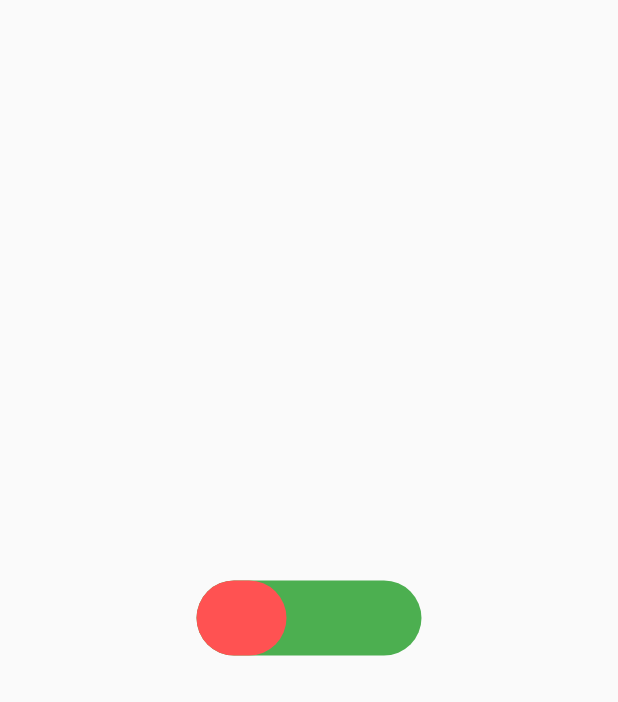
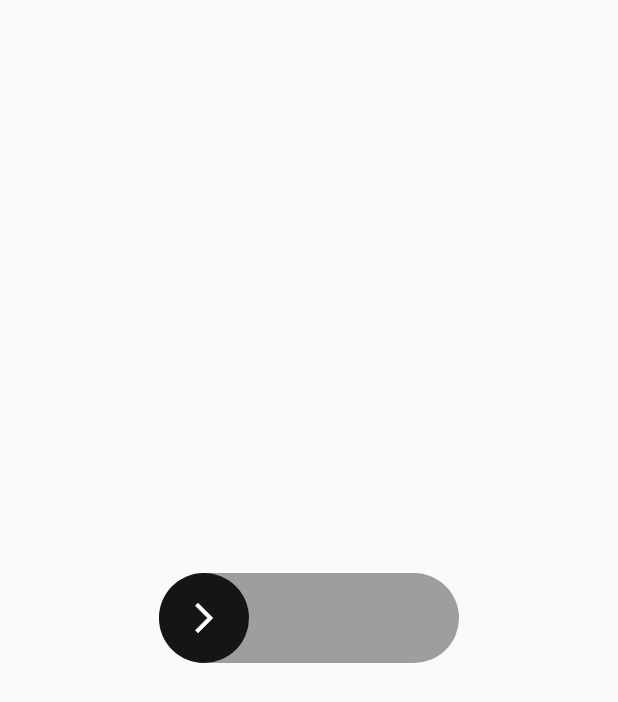
Before and after one commit to DwarD21/FlutterSliderButton, a Flutter app: the screen it shows after launch, on a phone screen of 412 x 824 dp. Shown: the top 702 px of the screen. Run offline on Flutter 3.47's test engine with Material 2 defaults, Android fonts, the phone set to English and light mode, and no system bars.

Commit message:
add text

```diff
--- a/lib/main.dart
+++ b/lib/main.dart
@@ -2,13 +2,76 @@ import 'package:flutter/material.dart';
 
 void main() => runApp(MyApp());
 
-class MyApp extends StatelessWidget {
+ValueNotifier<double> valueListener = ValueNotifier(.0);
+
+
+class MyApp extends StatefulWidget {
+  @override
+  _MyAppState createState() => _MyAppState();
+}
+
+class _MyAppState extends State<MyApp> {
+  double txtPos = -4.3;
+
+  void setTxtPos(double num){
+    setState(() {
+      txtPos = num;
+    });
+  }
+
+  @override
+  void initState() {
+    ValueNotifier<double> v = valueListener;
+
+    v.addListener(() {
+
+      if(v.value * 4.0 > 1.3){
+        setState(() {
+          txtPos = -4.3 + (v.value * 4.0);
+        });
+      }
+
+
+      print(txtPos);
+
+    });
+    super.initState();
+  }
+
+  @override
+  void dispose() {
+    valueListener.dispose();
+    super.dispose();
+  }
+
   @override
   Widget build(BuildContext context) {
     return MaterialApp(
       home: Scaffold(
         body: Center(
-          child: Slider(),
+          child: Container(
+            width: 200,
+            height: 60,
+            decoration: BoxDecoration(
+              color: Colors.grey,
+              borderRadius: BorderRadius.circular(100.0)
+            ),
+            child: Stack(
+              children: <Widget>[
+                Slider(setTxtPos),
+                Align(
+                  alignment: Alignment(txtPos, 0),
+                  child: txtPos < -1.1 ? Text('') :
+                  Text(
+                    'CONFIRM',
+                    style: TextStyle(
+                      color: Colors.lightBlueAccent, fontSize: 24, fontWeight: FontWeight.w900
+                    )
+                  )
+                )
+              ],
+            ),
+          ),
         ),
       ),
     );
@@ -16,51 +79,42 @@ class MyApp extends StatelessWidget {
 }
 
 class Slider extends StatefulWidget {
-  final ValueChanged<double> valueChanged;
-
-  Slider({this.valueChanged});
-
+  final Function setTxtPos;
+  Slider(this.setTxtPos);
   @override
-  SliderState createState() {
-    return SliderState();
-  }
+  SliderState createState() => SliderState();
 }
 
 class SliderState extends State<Slider> {
-  ValueNotifier<double> valueListener = ValueNotifier(.0);
 
   @override
   void initState() {
-    valueListener.addListener(notifyParent);
+    valueListener.addListener(() {});
     super.initState();
   }
 
-  void notifyParent() {
-    if (widget.valueChanged != null) {
-      widget.valueChanged(valueListener.value);
-    }
+  @override
+  void dispose() {
+    valueListener.dispose();
+    super.dispose();
   }
 
   @override
   Widget build(BuildContext context) {
     return Container(
-      decoration: BoxDecoration(
-        color: Colors.green,
-        borderRadius: BorderRadius.circular(100.0)
-      ),
-      height: 50.0,
-      width: 150.0,
       child: Builder(
         builder: (context) {
           final handle = GestureDetector(
-            onHorizontalDragUpdate: (details) {
-              // print(details);
+            onHorizontalDragUpdate: (dtls) {
+              // print('dx ${dtls.delta.dx}');
               valueListener.value = (valueListener.value +
-                      details.delta.dx / context.size.width)
-                  .clamp(.0, 1.0);
+                      dtls.delta.dx / context.size.width).clamp(.0, 1.0);
             },
             onHorizontalDragEnd: (_) {
+              // print('dragEnd ${valueListener.value}');
               if(valueListener.value == 1){
+                widget.setTxtPos(-4.0);
+
                 showDialog(
                   context: context,
                   builder: (context) {
@@ -72,14 +126,18 @@ class SliderState extends State<Slider> {
               }
               // print(valueListener.value);
               valueListener.value = 0.0;
+              widget.setTxtPos(-4.0);
             },
             child: Container(
               decoration: BoxDecoration(
-                color: Colors.redAccent,
+                color: Colors.black87,
                 borderRadius: BorderRadius.circular(100.0)
               ),
-              height: 50.0,
+              height: 60.0,
               width: 60.0,
+              child: Center(
+                child: Icon(Icons.arrow_forward_ios, color: Colors.white)
+              ),
             ),
           );
 
```
